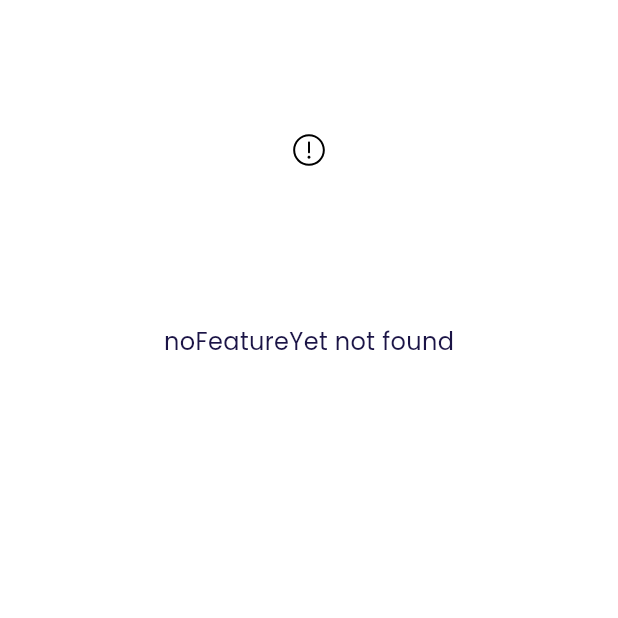
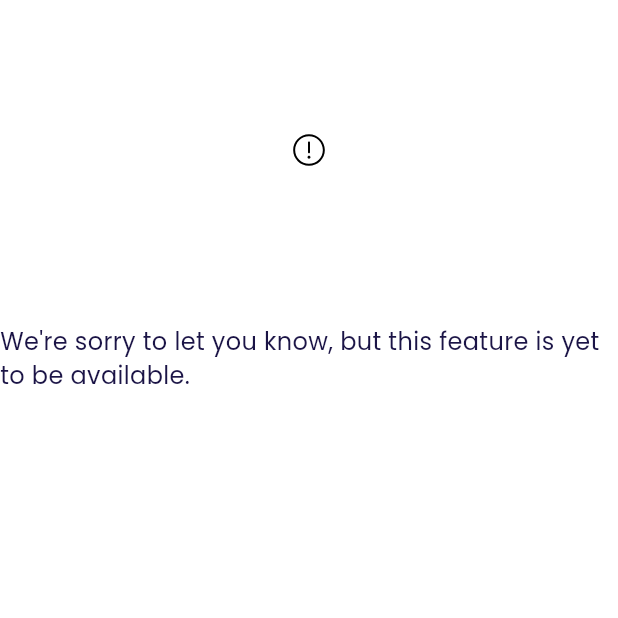
Before and after one commit to sammmms/travellingo-flutter, a Flutter app: the screen it shows after launch, after a tap on "Bus", on a phone screen of 412 x 824 dp, the top half of it. Run offline on Flutter 3.47's test engine with Material 3 defaults, Android fonts, the phone set to English and light mode, and no system bars; our stand-ins replace dio, dotted_border, flutter_dotenv, flutter_localization, flutter_native_splash, google_fonts and 8 more; missing offline and left inert: carousel_slider_plus, svg_flutter; network calls fail; project files that could hold a hidden picture were left out.

Commit message:
feat: added more locales

```diff
--- a/lib/utils/locales/id.dart
+++ b/lib/utils/locales/id.dart
@@ -280,6 +280,8 @@ const Map<String, String> idLanguage = {
   "pleaseRefreshpage": "Harap muat ulang halaman ini",
   "tokenInvalid": "Token sudah kadaluarsa, kamu harus login kembali",
   "noRecentSearch": "Tidak ada pencarian terbaru",
+  "noFeatureYet":
+      "Fitur ini belum tersedia, harap tunggu pembaruan selanjutnya",
 
   // Mopay
   "userNotFound": "User mopay tidak ditemukan",
--- a/lib/utils/locales/us.dart
+++ b/lib/utils/locales/us.dart
@@ -281,6 +281,8 @@ const Map<String, String> usLanguage = {
   "pleaseRefreshpage": "Please refresh this page",
   "tokenInvalid": "Token invalid, you need to log back in",
   "noRecentSearch": "No recent search",
+  "noFeatureYet":
+      "We're sorry to let you know, but this feature is yet to be available.",
 
   // Mopay
   "userNotFound": "Mopay user not found",
```
